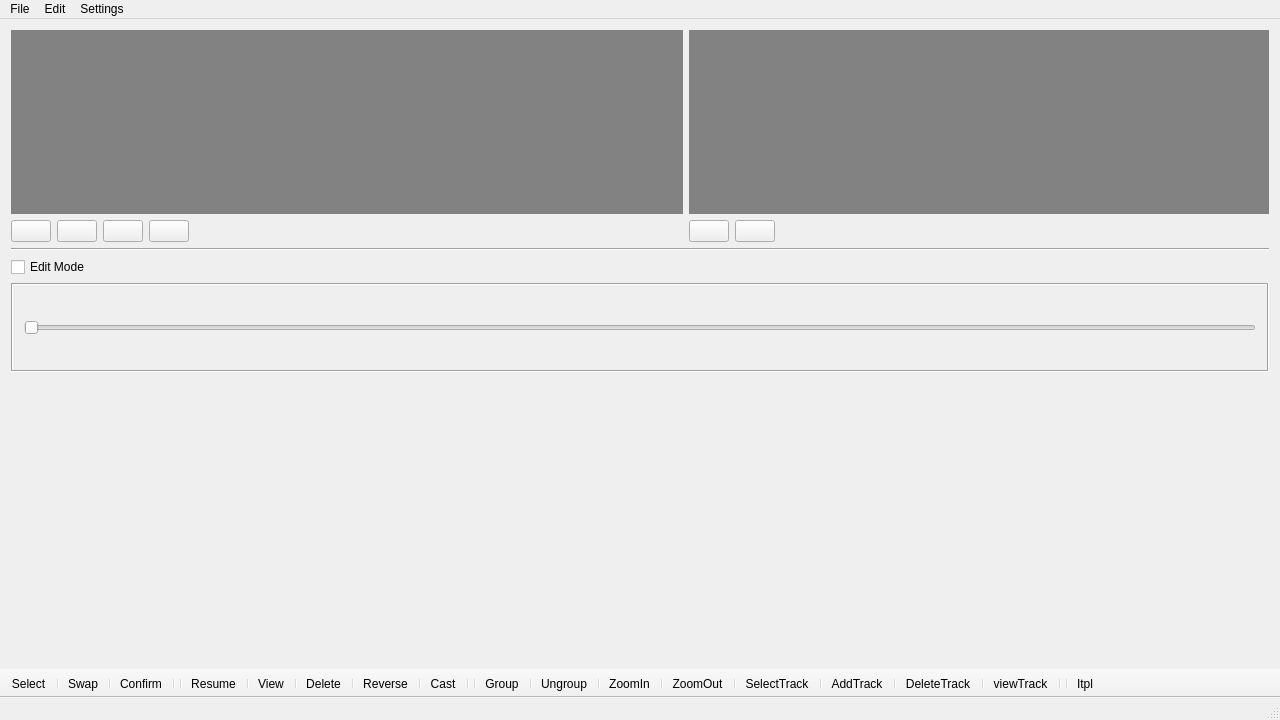
Old version of the form mainwindow.ui in the repository sisi16/stop-motion.
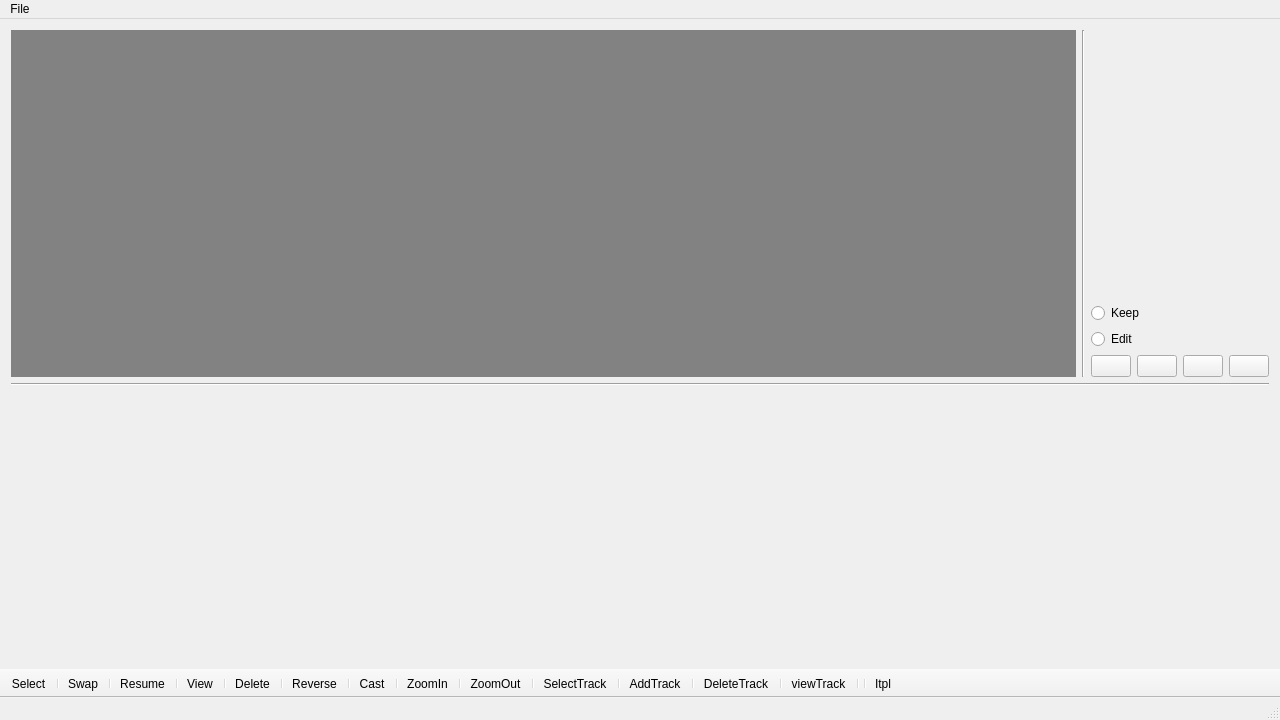
New version of the form. Icons and pictures are not drawn.

Diff of the .ui file:
```diff
--- a/mainwindow.ui
+++ b/mainwindow.ui
@@ -21,10 +21,16 @@
   </property>
   <widget class="QWidget" name="centralWidget">
    <layout class="QGridLayout" name="gridLayout">
-    <item row="0" column="1" rowspan="2" colspan="2">
-     <layout class="QHBoxLayout" name="horizontalLayout_1">
+    <item row="0" column="0" rowspan="3" colspan="3">
+     <layout class="QHBoxLayout" name="horizontalLayout">
       <item>
-       <widget class="QLabel" name="bgLabel_1">
+       <widget class="QLabel" name="frameLabel">
+        <property name="sizePolicy">
+         <sizepolicy hsizetype="Preferred" vsizetype="Preferred">
+          <horstretch>0</horstretch>
+          <verstretch>0</verstretch>
+         </sizepolicy>
+        </property>
         <property name="styleSheet">
          <string notr="true">background-color: rgb(130, 130, 130);
 
@@ -37,104 +43,9 @@
       </item>
      </layout>
     </item>
-    <item row="10" column="1">
-     <widget class="QCheckBox" name="editCheckBox">
-      <property name="sizePolicy">
-       <sizepolicy hsizetype="Fixed" vsizetype="Fixed">
-        <horstretch>0</horstretch>
-        <verstretch>0</verstretch>
-       </sizepolicy>
-      </property>
-      <property name="styleSheet">
-       <string notr="true">font: 75 12pt &quot;Times New Roman&quot;;</string>
-      </property>
-      <property name="text">
-       <string>Edit Mode</string>
-      </property>
-     </widget>
-    </item>
-    <item row="8" column="1" colspan="5">
-     <widget class="Line" name="line_1">
-      <property name="orientation">
-       <enum>Qt::Horizontal</enum>
-      </property>
-     </widget>
-    </item>
-    <item row="5" column="4">
-     <widget class="QPushButton" name="cancelButton">
-      <property name="sizePolicy">
-       <sizepolicy hsizetype="Fixed" vsizetype="Fixed">
-        <horstretch>0</horstretch>
-        <verstretch>0</verstretch>
-       </sizepolicy>
-      </property>
-      <property name="text">
-       <string/>
-      </property>
-      <property name="icon">
-       <iconset resource="myres.qrc">
-        <normaloff>:/Images/icons/cancel.png</normaloff>:/Images/icons/cancel.png</iconset>
-      </property>
-      <property name="iconSize">
-       <size>
-        <width>20</width>
-        <height>20</height>
-       </size>
-      </property>
-     </widget>
-    </item>
-    <item row="5" column="3">
-     <widget class="QPushButton" name="okButton">
-      <property name="sizePolicy">
-       <sizepolicy hsizetype="Fixed" vsizetype="Fixed">
-        <horstretch>0</horstretch>
-        <verstretch>0</verstretch>
-       </sizepolicy>
-      </property>
-      <property name="styleSheet">
-       <string notr="true"/>
-      </property>
-      <property name="text">
-       <string/>
-      </property>
-      <property name="icon">
-       <iconset resource="myres.qrc">
-        <normaloff>:/Images/icons/tick.png</normaloff>:/Images/icons/tick.png</iconset>
-      </property>
-      <property name="iconSize">
-       <size>
-        <width>20</width>
-        <height>20</height>
-       </size>
-      </property>
-     </widget>
-    </item>
-    <item row="5" column="1">
-     <layout class="QHBoxLayout" name="horizontalLayout_3">
-      <item>
-       <widget class="QPushButton" name="cutButton">
-        <property name="sizePolicy">
-         <sizepolicy hsizetype="Fixed" vsizetype="Fixed">
-          <horstretch>0</horstretch>
-          <verstretch>0</verstretch>
-         </sizepolicy>
-        </property>
-        <property name="text">
-         <string/>
-        </property>
-        <property name="icon">
-         <iconset resource="myres.qrc">
-          <normaloff>:/Images/icons/cut_32.png</normaloff>:/Images/icons/cut_32.png</iconset>
-        </property>
-        <property name="iconSize">
-         <size>
-          <width>20</width>
-          <height>20</height>
-         </size>
-        </property>
-       </widget>
-      </item>
-      <item>
+    <item row="2" column="4">
+     <layout class="QGridLayout" name="gridLayout_1">
+      <item row="2" column="0">
        <widget class="QPushButton" name="playButton1">
         <property name="sizePolicy">
          <sizepolicy hsizetype="Fixed" vsizetype="Fixed">
@@ -157,8 +68,31 @@
         </property>
        </widget>
       </item>
-      <item>
-       <widget class="QPushButton" name="pauseButton1">
+      <item row="2" column="2">
+       <widget class="QPushButton" name="nextButton">
+        <property name="sizePolicy">
+         <sizepolicy hsizetype="Fixed" vsizetype="Fixed">
+          <horstretch>0</horstretch>
+          <verstretch>0</verstretch>
+         </sizepolicy>
+        </property>
+        <property name="text">
+         <string/>
+        </property>
+        <property name="icon">
+         <iconset resource="myres.qrc">
+          <normaloff>:/Images/icons/next.png</normaloff>:/Images/icons/next.png</iconset>
+        </property>
+        <property name="iconSize">
+         <size>
+          <width>20</width>
+          <height>20</height>
+         </size>
+        </property>
+       </widget>
+      </item>
+      <item row="2" column="1">
+       <widget class="QPushButton" name="pauseButton">
         <property name="sizePolicy">
          <sizepolicy hsizetype="Fixed" vsizetype="Fixed">
           <horstretch>0</horstretch>
@@ -180,8 +114,8 @@
         </property>
        </widget>
       </item>
-      <item>
-       <widget class="QPushButton" name="stopButton1">
+      <item row="2" column="3">
+       <widget class="QPushButton" name="cutButton">
         <property name="sizePolicy">
          <sizepolicy hsizetype="Fixed" vsizetype="Fixed">
           <horstretch>0</horstretch>
@@ -193,7 +127,7 @@
         </property>
         <property name="icon">
          <iconset resource="myres.qrc">
-          <normaloff>:/Images/icons/stop_24.png</normaloff>:/Images/icons/stop_24.png</iconset>
+          <normaloff>:/Images/icons/cut_32.png</normaloff>:/Images/icons/cut_32.png</iconset>
         </property>
         <property name="iconSize">
          <size>
@@ -203,116 +137,54 @@
         </property>
        </widget>
       </item>
-     </layout>
-    </item>
-    <item row="0" column="3" rowspan="2" colspan="3">
-     <layout class="QHBoxLayout" name="horizontalLayout_2">
-      <item>
-       <widget class="QLabel" name="bgLabel_2">
+      <item row="0" column="0" colspan="4">
+       <widget class="QRadioButton" name="keepRadioButton">
+        <property name="sizePolicy">
+         <sizepolicy hsizetype="Fixed" vsizetype="Fixed">
+          <horstretch>0</horstretch>
+          <verstretch>0</verstretch>
+         </sizepolicy>
+        </property>
         <property name="styleSheet">
-         <string notr="true">background-color: rgb(130, 130, 130);
-</string>
+         <string notr="true">font: 75 12pt &quot;Times New Roman&quot;;</string>
         </property>
         <property name="text">
-         <string/>
+         <string>Keep</string>
         </property>
+        <property name="autoExclusive">
+         <bool>false</bool>
+        </property>
        </widget>
       </item>
+      <item row="1" column="0" colspan="4">
+       <widget class="QRadioButton" name="editRadioButton">
+        <property name="sizePolicy">
+         <sizepolicy hsizetype="Fixed" vsizetype="Fixed">
+          <horstretch>0</horstretch>
+          <verstretch>0</verstretch>
+         </sizepolicy>
+        </property>
+        <property name="styleSheet">
+         <string notr="true">font: 75 12pt &quot;Times New Roman&quot;;</string>
+        </property>
+        <property name="text">
+         <string>Edit</string>
+        </property>
+        <property name="autoExclusive">
+         <bool>false</bool>
+        </property>
+       </widget>
+      </item>
      </layout>
     </item>
-    <item row="14" column="1" colspan="5">
-     <widget class="QScrollArea" name="scrollArea">
-      <property name="sizePolicy">
-       <sizepolicy hsizetype="Expanding" vsizetype="Minimum">
-        <horstretch>0</horstretch>
-        <verstretch>0</verstretch>
-       </sizepolicy>
+    <item row="4" column="0" colspan="5">
+     <widget class="Line" name="line">
+      <property name="orientation">
+       <enum>Qt::Horizontal</enum>
       </property>
-      <property name="frameShape">
-       <enum>QFrame::NoFrame</enum>
-      </property>
-      <property name="widgetResizable">
-       <bool>true</bool>
-      </property>
-      <widget class="QWidget" name="scrollAreaWidgetContents_0">
-       <property name="geometry">
-        <rect>
-         <x>0</x>
-         <y>0</y>
-         <width>1262</width>
-         <height>85</height>
-        </rect>
-       </property>
-       <property name="focusPolicy">
-        <enum>Qt::NoFocus</enum>
-       </property>
-       <layout class="QVBoxLayout" name="verticalLayout"/>
-      </widget>
      </widget>
     </item>
-    <item row="11" column="1" colspan="5">
-     <widget class="QScrollArea" name="scrollArea_3">
-      <property name="sizePolicy">
-       <sizepolicy hsizetype="Expanding" vsizetype="Minimum">
-        <horstretch>0</horstretch>
-        <verstretch>0</verstretch>
-       </sizepolicy>
-      </property>
-      <property name="frameShape">
-       <enum>QFrame::Box</enum>
-      </property>
-      <property name="widgetResizable">
-       <bool>true</bool>
-      </property>
-      <widget class="QWidget" name="scrollAreaWidgetContents_3">
-       <property name="geometry">
-        <rect>
-         <x>0</x>
-         <y>0</y>
-         <width>1260</width>
-         <height>83</height>
-        </rect>
-       </property>
-       <layout class="QVBoxLayout" name="verticalLayout_2">
-        <item>
-         <widget class="QSlider" name="timeLineSlider">
-          <property name="orientation">
-           <enum>Qt::Horizontal</enum>
-          </property>
-         </widget>
-        </item>
-       </layout>
-      </widget>
-     </widget>
-    </item>
-    <item row="13" column="1" colspan="5">
-     <widget class="QScrollArea" name="scrollArea_2">
-      <property name="sizePolicy">
-       <sizepolicy hsizetype="Expanding" vsizetype="Minimum">
-        <horstretch>0</horstretch>
-        <verstretch>0</verstretch>
-       </sizepolicy>
-      </property>
-      <property name="frameShape">
-       <enum>QFrame::NoFrame</enum>
-      </property>
-      <property name="widgetResizable">
-       <bool>true</bool>
-      </property>
-      <widget class="QWidget" name="scrollAreaWidgetContents_2">
-       <property name="geometry">
-        <rect>
-         <x>0</x>
-         <y>0</y>
-         <width>1262</width>
-         <height>85</height>
-        </rect>
-       </property>
-       <layout class="QGridLayout" name="gridLayout_3"/>
-      </widget>
-     </widget>
-    </item>
-    <item row="12" column="1" colspan="5">
+    <item row="12" column="0" colspan="5">
      <widget class="QScrollArea" name="scrollArea_1">
       <property name="sizePolicy">
        <sizepolicy hsizetype="Expanding" vsizetype="Minimum">
@@ -332,13 +204,50 @@
          <x>0</x>
          <y>0</y>
          <width>1262</width>
-         <height>86</height>
+         <height>117</height>
         </rect>
        </property>
        <layout class="QGridLayout" name="gridLayout_2"/>
       </widget>
      </widget>
     </item>
+    <item row="13" column="0" colspan="5">
+     <widget class="QScrollArea" name="scrollArea_2">
+      <property name="sizePolicy">
+       <sizepolicy hsizetype="Expanding" vsizetype="Minimum">
+        <horstretch>0</horstretch>
+        <verstretch>0</verstretch>
+       </sizepolicy>
+      </property>
+      <property name="frameShape">
+       <enum>QFrame::NoFrame</enum>
+      </property>
+      <property name="widgetResizable">
+       <bool>true</bool>
+      </property>
+      <widget class="QWidget" name="scrollAreaWidgetContents_2">
+       <property name="geometry">
+        <rect>
+         <x>0</x>
+         <y>0</y>
+         <width>1262</width>
+         <height>116</height>
+        </rect>
+       </property>
+       <layout class="QGridLayout" name="gridLayout_3"/>
+      </widget>
+     </widget>
+    </item>
+    <item row="0" column="3" rowspan="3">
+     <widget class="Line" name="line_2">
+      <property name="frameShadow">
+       <enum>QFrame::Sunken</enum>
+      </property>
+      <property name="orientation">
+       <enum>Qt::Vertical</enum>
+      </property>
+     </widget>
+    </item>
    </layout>
   </widget>
   <widget class="QMenuBar" name="menuBar">
@@ -357,21 +266,7 @@
     <addaction name="actionLoad"/>
     <addaction name="actionSave"/>
    </widget>
-   <widget class="QMenu" name="menuEdit">
-    <property name="title">
-     <string>Edit</string>
-    </property>
-    <addaction name="actionCandidates"/>
-    <addaction name="actionTest"/>
-   </widget>
-   <widget class="QMenu" name="menuSettings">
-    <property name="title">
-     <string>Settings</string>
-    </property>
-   </widget>
    <addaction name="menuFile"/>
-   <addaction name="menuEdit"/>
-   <addaction name="menuSettings"/>
   </widget>
   <widget class="QToolBar" name="mainToolBar">
    <property name="movable">
@@ -393,9 +288,6 @@
    <addaction name="separator"/>
    <addaction name="actionSwap"/>
    <addaction name="separator"/>
-   <addaction name="actionConfirm"/>
-   <addaction name="separator"/>
-   <addaction name="separator"/>
    <addaction name="actionResume"/>
    <addaction name="separator"/>
    <addaction name="actionView"/>
@@ -406,11 +298,6 @@
    <addaction name="separator"/>
    <addaction name="actionCast"/>
    <addaction name="separator"/>
-   <addaction name="separator"/>
-   <addaction name="actionGroup"/>
-   <addaction name="separator"/>
-   <addaction name="actionUngroup"/>
-   <addaction name="separator"/>
    <addaction name="actionZoomIn"/>
    <addaction name="separator"/>
    <addaction name="actionZoomOut"/>
```
